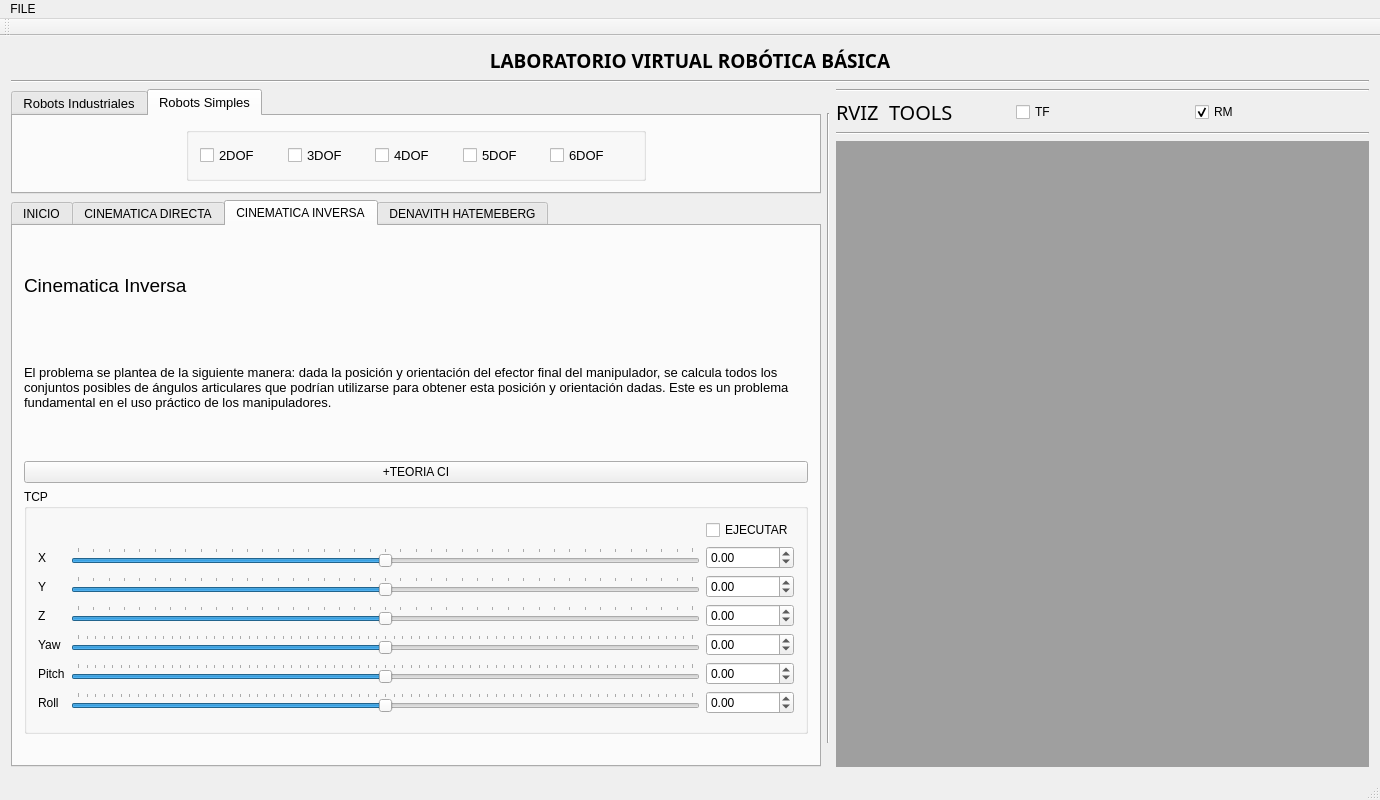
myalfred03/guiqmake, file guivigir/rosgui.ui: the form before one commit.
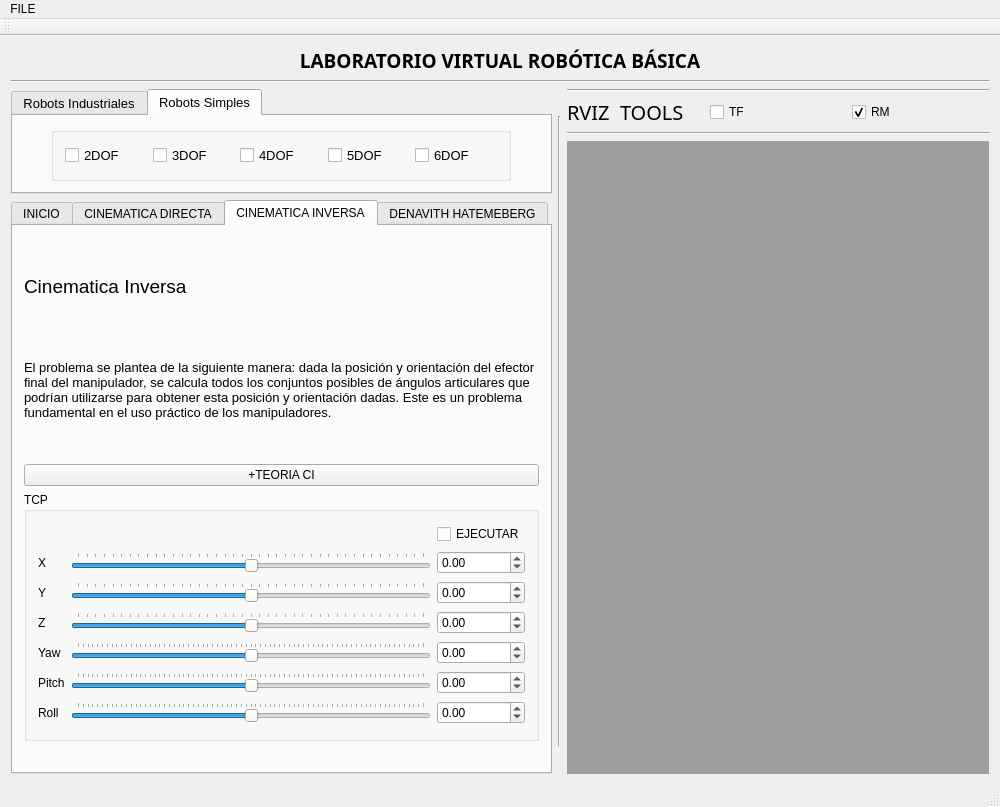
The form after the commit. Icons and pictures are not drawn.

Diff of the .ui file:
```diff
--- a/guivigir/rosgui.ui
+++ b/guivigir/rosgui.ui
@@ -6,8 +6,8 @@
    <rect>
     <x>0</x>
     <y>0</y>
-    <width>1380</width>
-    <height>720</height>
+    <width>1000</width>
+    <height>807</height>
    </rect>
   </property>
   <property name="sizePolicy">
@@ -1374,7 +1374,7 @@
     <rect>
      <x>0</x>
      <y>0</y>
-     <width>1380</width>
+     <width>1000</width>
      <height>19</height>
     </rect>
    </property>
```
